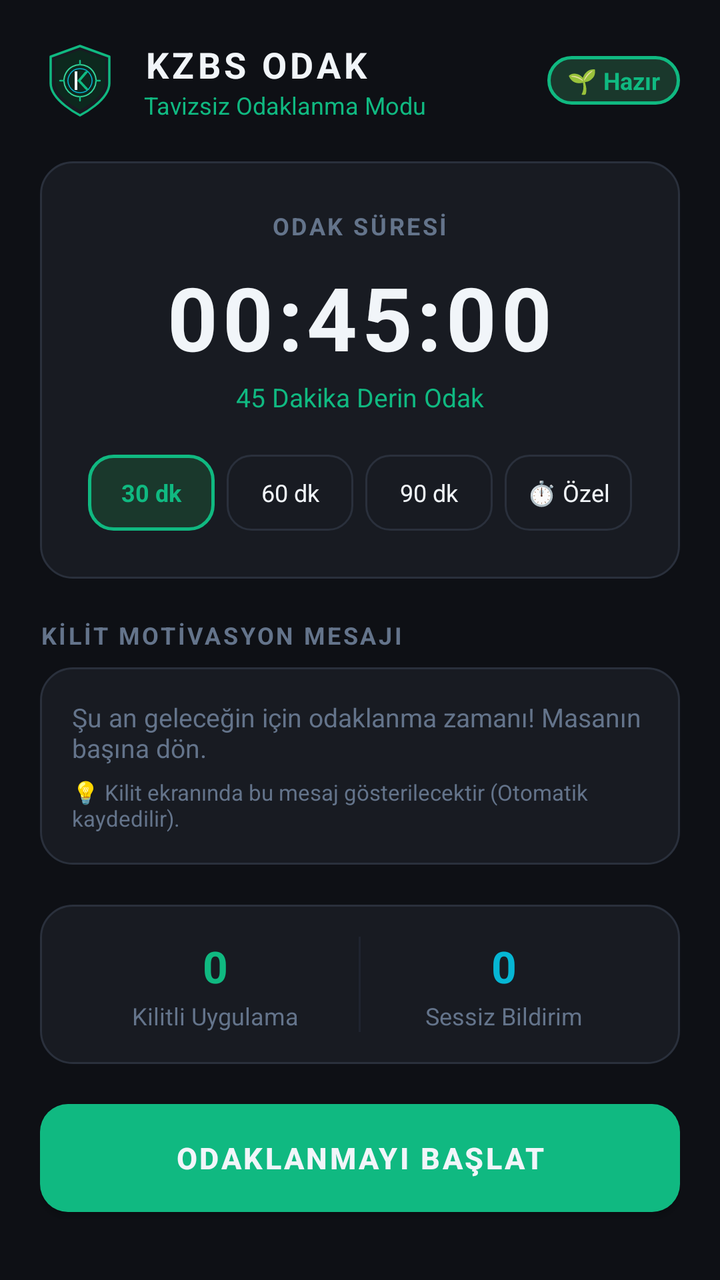
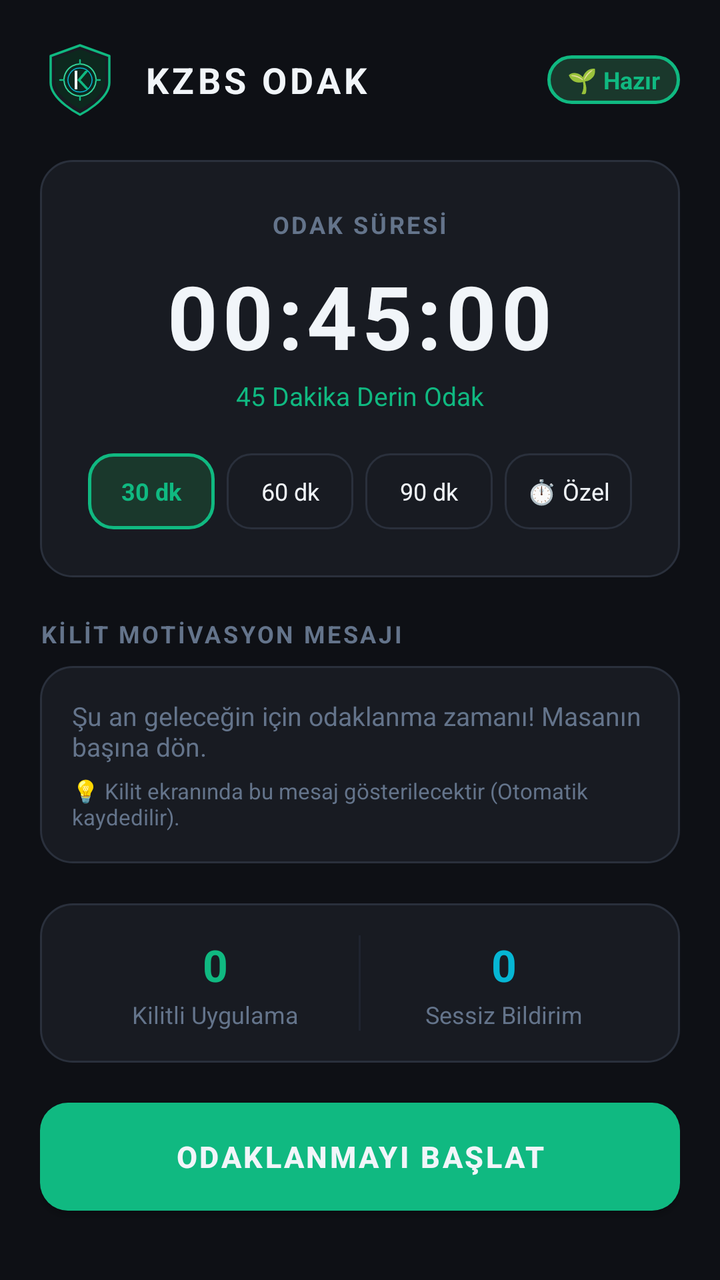

Two renders of the same Android screen: before a commit and after it. Below are the layout's source before the change and the commit's diff.
<!-- AndroidManifest.xml: application theme Theme.KZBSODAK -->
<!-- res/layout/fragment_focus.xml -->
<?xml version="1.0" encoding="utf-8"?>
<ScrollView xmlns:android="http://schemas.android.com/apk/res/android"
    xmlns:app="http://schemas.android.com/apk/res-auto"
    android:layout_width="match_parent"
    android:layout_height="match_parent"
    android:fillViewport="true">

    <LinearLayout
        android:layout_width="match_parent"
        android:layout_height="wrap_content"
        android:orientation="vertical"
        android:padding="20dp">

        
        <LinearLayout
            android:layout_width="match_parent"
            android:layout_height="wrap_content"
            android:gravity="center_vertical"
            android:orientation="horizontal"
            android:layout_marginBottom="20dp">

            <ImageView
                android:layout_width="40dp"
                android:layout_height="40dp"
                android:src="@drawable/ic_kzbs_logo"
                android:contentDescription="@string/app_name" />

            <LinearLayout
                android:layout_width="0dp"
                android:layout_height="wrap_content"
                android:layout_marginStart="12dp"
                android:layout_weight="1"
                android:orientation="vertical">

                <TextView
                    android:layout_width="wrap_content"
                    android:layout_height="wrap_content"
                    android:letterSpacing="0.1"
                    android:text="@string/app_name"
                    android:textColor="@color/text_primary"
                    android:textSize="18sp"
                    android:textStyle="bold" />

                <TextView
                    android:id="@+id/tvFocusHeaderSubtitle"
                    android:layout_width="wrap_content"
                    android:layout_height="wrap_content"
                    android:text="Tavizsiz Odaklanma Modu"
                    android:textColor="@color/accent_emerald"
                    android:textSize="12sp" />
            </LinearLayout>

            
            <TextView
                android:id="@+id/tvFocusStatsBadge"
                android:layout_width="wrap_content"
                android:layout_height="wrap_content"
                android:background="@drawable/bg_chip_selected"
                android:paddingStart="10dp"
                android:paddingTop="4dp"
                android:paddingEnd="10dp"
                android:paddingBottom="4dp"
                android:text="🌱 Hazır"
                android:textColor="@color/accent_emerald"
                android:textSize="12sp"
                android:textStyle="bold" />
        </LinearLayout>

        
        <LinearLayout
            android:id="@+id/layoutPermissionWarning"
            android:layout_width="match_parent"
            android:layout_height="wrap_content"
            android:layout_marginBottom="16dp"
            android:background="@drawable/bg_button_crimson"
            android:orientation="vertical"
            android:padding="14dp"
            android:visibility="gone">

            <TextView
                android:layout_width="wrap_content"
                android:layout_height="wrap_content"
                android:text="⚠️ Kilit İzni Eksik!"
                android:textColor="@color/accent_crimson"
                android:textSize="14sp"
                android:textStyle="bold" />

            <TextView
                android:id="@+id/tvPermissionWarningDesc"
                android:layout_width="match_parent"
                android:layout_height="wrap_content"
                android:layout_marginTop="4dp"
                android:text="Uygulamaları kilitlemek için 'Erişilebilirlik' iznini açmanız gereklidir."
                android:textColor="@color/text_primary"
                android:textSize="12sp" />

            <Button
                android:id="@+id/btnFixPermissions"
                android:layout_width="match_parent"
                android:layout_height="38dp"
                android:layout_marginTop="8dp"
                android:background="@drawable/bg_button_emerald"
                android:text="İzni Aç (Ayarlara Git)"
                android:textColor="@color/text_primary"
                android:textSize="12sp"
                android:textStyle="bold" />
        </LinearLayout>

        
        <LinearLayout
            android:layout_width="match_parent"
            android:layout_height="wrap_content"
            android:layout_marginBottom="20dp"
            android:background="@drawable/bg_card_dark"
            android:gravity="center"
            android:orientation="vertical"
            android:padding="24dp">

            <TextView
                android:id="@+id/tvTimerLabel"
                android:layout_width="wrap_content"
                android:layout_height="wrap_content"
                android:letterSpacing="0.1"
                android:text="ODAK SÜRESİ"
                android:textColor="@color/text_muted"
                android:textSize="12sp"
                android:textStyle="bold" />

            <TextView
                android:id="@+id/tvBigTimer"
                android:layout_width="wrap_content"
                android:layout_height="wrap_content"
                android:layout_marginTop="8dp"
                android:letterSpacing="0.05"
                android:text="00:45:00"
                android:textColor="@color/text_primary"
                android:textSize="44sp"
                android:textStyle="bold" />

            <TextView
                android:id="@+id/tvTimerDurationDesc"
                android:layout_width="wrap_content"
                android:layout_height="wrap_content"
                android:layout_marginTop="2dp"
                android:text="45 Dakika Derin Odak"
                android:textColor="@color/accent_emerald"
                android:textSize="13sp" />

            
            <ProgressBar
                android:id="@+id/pbFocusProgress"
                style="?android:attr/progressBarStyleHorizontal"
                android:layout_width="match_parent"
                android:layout_height="6dp"
                android:layout_marginTop="16dp"
                android:max="100"
                android:progress="0"
                android:progressTint="@color/accent_emerald"
                android:visibility="gone" />

            
            <LinearLayout
                android:id="@+id/layoutDurationChips"
                android:layout_width="match_parent"
                android:layout_height="wrap_content"
                android:layout_marginTop="20dp"
                android:gravity="center"
                android:orientation="horizontal">

                <TextView
                    android:id="@+id/chip30"
                    android:layout_width="0dp"
                    android:layout_height="38dp"
                    android:layout_marginEnd="6dp"
                    android:layout_weight="1"
                    android:background="@drawable/bg_chip_selected"
                    android:gravity="center"
                    android:text="@string/preset_30"
                    android:textColor="@color/accent_emerald"
                    android:textSize="12sp"
                    android:textStyle="bold" />

                <TextView
                    android:id="@+id/chip60"
                    android:layout_width="0dp"
                    android:layout_height="38dp"
                    android:layout_marginEnd="6dp"
                    android:layout_weight="1"
                    android:background="@drawable/bg_chip_unselected"
                    android:gravity="center"
                    android:text="@string/preset_60"
                    android:textColor="@color/text_primary"
                    android:textSize="12sp" />

                <TextView
                    android:id="@+id/chip90"
                    android:layout_width="0dp"
                    android:layout_height="38dp"
                    android:layout_marginEnd="6dp"
                    android:layout_weight="1"
                    android:background="@drawable/bg_chip_unselected"
                    android:gravity="center"
                    android:text="@string/preset_90"
                    android:textColor="@color/text_primary"
                    android:textSize="12sp" />

                <TextView
                    android:id="@+id/chipCustom"
                    android:layout_width="0dp"
                    android:layout_height="38dp"
                    android:layout_weight="1"
                    android:background="@drawable/bg_chip_unselected"
                    android:gravity="center"
                    android:text="@string/custom_time"
                    android:textColor="@color/text_primary"
                    android:textSize="12sp" />
            </LinearLayout>
        </LinearLayout>

        
        <TextView
            android:layout_width="wrap_content"
            android:layout_height="wrap_content"
            android:layout_marginBottom="8dp"
            android:letterSpacing="0.1"
            android:text="@string/lock_message_title"
            android:textColor="@color/text_muted"
            android:textSize="12sp"
            android:textStyle="bold" />

        <LinearLayout
            android:layout_width="match_parent"
            android:layout_height="wrap_content"
            android:layout_marginBottom="20dp"
            android:background="@drawable/bg_card_dark"
            android:orientation="vertical"
            android:padding="16dp">

            <EditText
                android:id="@+id/etFocusLockMessage"
                android:layout_width="match_parent"
                android:layout_height="wrap_content"
                android:background="@null"
                android:gravity="top|start"
                android:hint="@string/default_lock_message"
                android:minLines="2"
                android:textColor="@color/text_primary"
                android:textColorHint="@color/text_muted"
                android:textSize="13sp" />

            <TextView
                android:layout_width="wrap_content"
                android:layout_height="wrap_content"
                android:layout_marginTop="6dp"
                android:text="💡 Kilit ekranında bu mesaj gösterilecektir (Otomatik kaydedilir)."
                android:textColor="@color/text_muted"
                android:textSize="11sp" />
        </LinearLayout>

        
        <LinearLayout
            android:layout_width="match_parent"
            android:layout_height="wrap_content"
            android:layout_marginBottom="20dp"
            android:background="@drawable/bg_card_dark"
            android:orientation="horizontal"
            android:padding="16dp">

            <LinearLayout
                android:layout_width="0dp"
                android:layout_height="wrap_content"
                android:layout_weight="1"
                android:gravity="center"
                android:orientation="vertical">

                <TextView
                    android:id="@+id/tvCountBlockedApps"
                    android:layout_width="wrap_content"
                    android:layout_height="wrap_content"
                    android:text="0"
                    android:textColor="@color/accent_emerald"
                    android:textSize="22sp"
                    android:textStyle="bold" />

                <TextView
                    android:layout_width="wrap_content"
                    android:layout_height="wrap_content"
                    android:layout_marginTop="2dp"
                    android:text="Kilitli Uygulama"
                    android:textColor="@color/text_muted"
                    android:textSize="12sp" />
            </LinearLayout>

            <View
                android:layout_width="1dp"
                android:layout_height="match_parent"
                android:background="@color/divider" />

            <LinearLayout
                android:layout_width="0dp"
                android:layout_height="wrap_content"
                android:layout_weight="1"
                android:gravity="center"
                android:orientation="vertical">

                <TextView
                    android:id="@+id/tvCountBlockedNotifications"
                    android:layout_width="wrap_content"
                    android:layout_height="wrap_content"
                    android:text="0"
                    android:textColor="@color/accent_cyan"
                    android:textSize="22sp"
                    android:textStyle="bold" />

                <TextView
                    android:layout_width="wrap_content"
                    android:layout_height="wrap_content"
                    android:layout_marginTop="2dp"
                    android:text="Sessiz Bildirim"
                    android:textColor="@color/text_muted"
                    android:textSize="12sp" />
            </LinearLayout>
        </LinearLayout>

        
        <Button
            android:id="@+id/btnStartFocus"
            android:layout_width="match_parent"
            android:layout_height="54dp"
            android:background="@drawable/bg_button_emerald"
            android:letterSpacing="0.08"
            android:text="@string/btn_start_focus"
            android:textColor="@color/text_primary"
            android:textSize="15sp"
            android:textStyle="bold" />

        
        <Button
            android:id="@+id/btnEndFocus"
            android:layout_width="match_parent"
            android:layout_height="50dp"
            android:layout_marginTop="12dp"
            android:background="@drawable/bg_button_crimson"
            android:letterSpacing="0.08"
            android:text="@string/btn_end_session"
            android:textColor="@color/accent_crimson"
            android:textSize="14sp"
            android:textStyle="bold"
            android:visibility="gone" />

    </LinearLayout>
</ScrollView>
<!-- resources referenced by this layout -->
<resources>
  <color name="accent_crimson">#EF4444</color>
  <color name="accent_cyan">#06B6D4</color>
  <color name="accent_emerald">#10B981</color>
  <color name="divider">#1F2430</color>
  <color name="text_muted">#64748B</color>
  <color name="text_primary">#F1F5F9</color>
  <!-- drawable bg_button_crimson (drawable) -->
  <?xml version="1.0" encoding="utf-8"?>
  <ripple xmlns:android="http://schemas.android.com/apk/res/android"
      android:color="#44EF4444">
      <item>
          <shape android:shape="rectangle">
              <solid android:color="#2A1B22" />
              <corners android:radius="14dp" />
              <stroke
                  android:width="1.5dp"
                  android:color="@color/accent_crimson" />
          </shape>
      </item>
  </ripple>
  <!-- drawable bg_button_emerald (drawable) -->
  <?xml version="1.0" encoding="utf-8"?>
  <ripple xmlns:android="http://schemas.android.com/apk/res/android"
      android:color="#4ADE80">
      <item>
          <shape android:shape="rectangle">
              <gradient
                  android:angle="45"
                  android:startColor="#10B981"
                  android:endColor="#059669" />
              <corners android:radius="14dp" />
          </shape>
      </item>
  </ripple>
  <!-- drawable bg_card_dark (drawable) -->
  <?xml version="1.0" encoding="utf-8"?>
  <shape xmlns:android="http://schemas.android.com/apk/res/android"
      android:shape="rectangle">
      <solid android:color="#181B22" />
      <corners android:radius="16dp" />
      <stroke
          android:width="1dp"
          android:color="#2A303C" />
  </shape>
  <!-- drawable bg_chip_selected (drawable) -->
  <?xml version="1.0" encoding="utf-8"?>
  <shape xmlns:android="http://schemas.android.com/apk/res/android"
      android:shape="rectangle">
      <solid android:color="#1A382C" />
      <corners android:radius="12dp" />
      <stroke
          android:width="1.5dp"
          android:color="#10B981" />
  </shape>
  <!-- drawable bg_chip_unselected (drawable) -->
  <?xml version="1.0" encoding="utf-8"?>
  <shape xmlns:android="http://schemas.android.com/apk/res/android"
      android:shape="rectangle">
      <solid android:color="#181B22" />
      <corners android:radius="12dp" />
      <stroke
          android:width="1dp"
          android:color="#2A303C" />
  </shape>
  <string name="app_name">KZBS ODAK</string>
  <string name="btn_end_session">🛑 Seansı Bitir</string>
  <string name="btn_start_focus">ODAKLANMAYI BAŞLAT</string>
  <string name="custom_time">⏱️ Özel</string>
  <string name="default_lock_message">Şu an geleceğin için odaklanma zamanı! Masanın başına dön.</string>
  <string name="lock_message_title">KİLİT MOTİVASYON MESAJI</string>
  <string name="preset_30">30 dk</string>
  <string name="preset_60">60 dk</string>
  <string name="preset_90">90 dk</string>
  <style name="Theme.KZBSODAK" parent="Theme.MaterialComponents.DayNight.NoActionBar">
          
          <item name="colorPrimary">@color/accent_emerald</item>
          <item name="colorPrimaryVariant">@color/accent_emerald_dark</item>
          <item name="colorOnPrimary">@color/text_primary</item>
          
          <item name="colorSecondary">@color/accent_cyan</item>
          <item name="colorSecondaryVariant">@color/accent_emerald_glow</item>
          <item name="colorOnSecondary">@color/bg_main</item>
          
          <item name="android:statusBarColor">@color/bg_main</item>
          <item name="android:navigationBarColor">@color/bg_main</item>
          <item name="android:windowBackground">@color/bg_main</item>
      </style>
  <color name="accent_emerald_dark">#059669</color>
  <color name="accent_emerald_glow">#34D399</color>
  <color name="bg_main">#0E1015</color>
  <!-- unchanged entries left out for length: 1 -->
</resources>

<!-- the commit's change to res/layout/fragment_focus.xml (unified diff, before → after) -->
@@ -41,13 +41,6 @@
                     android:textSize="18sp"
                     android:textStyle="bold" />
 
-                <TextView
-                    android:id="@+id/tvFocusHeaderSubtitle"
-                    android:layout_width="wrap_content"
-                    android:layout_height="wrap_content"
-                    android:text="Tavizsiz Odaklanma Modu"
-                    android:textColor="@color/accent_emerald"
-                    android:textSize="12sp" />
             </LinearLayout>
 
             
